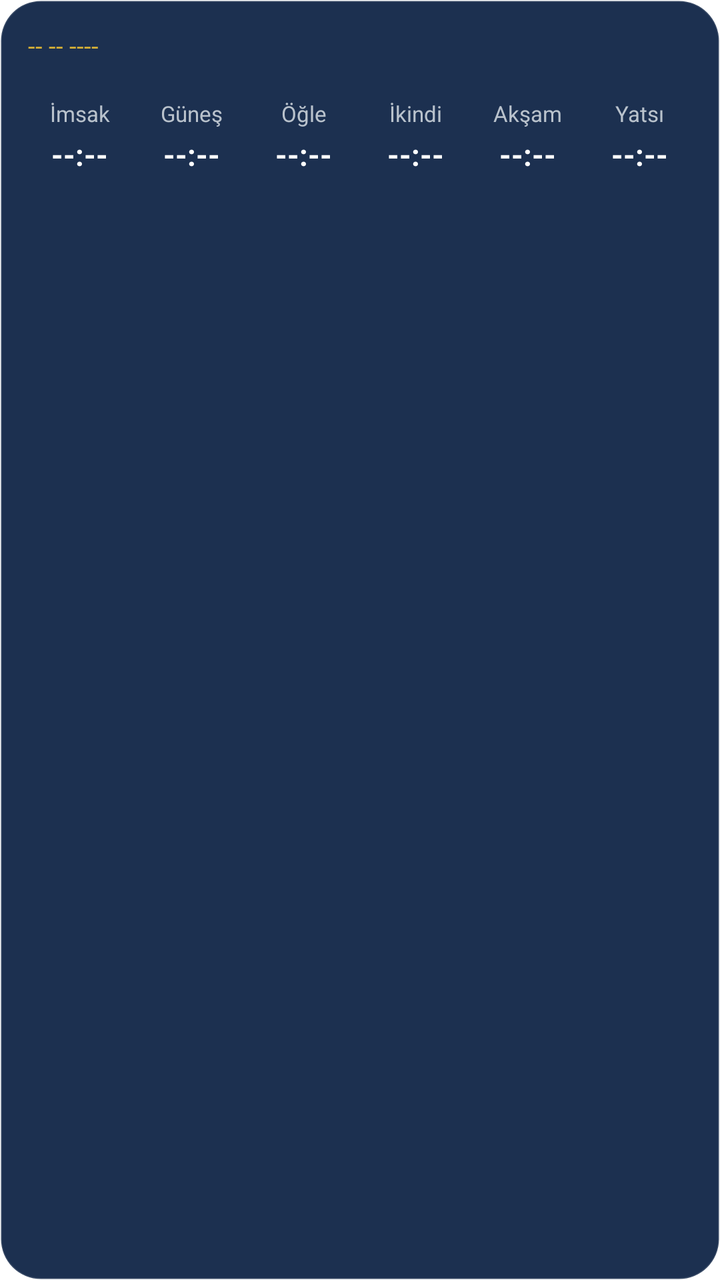
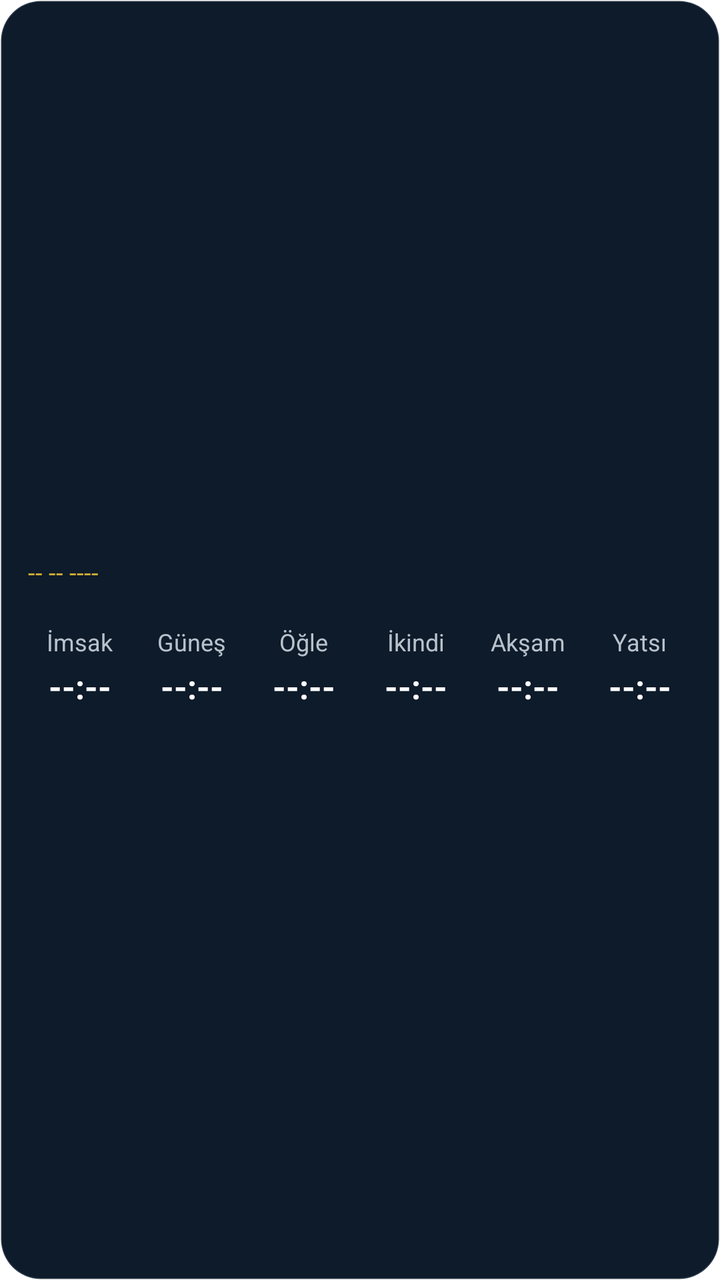

An Android layout rendered at two revisions. The XML below is the earlier revision; the diff shows what the commit changed to produce the second picture.
<!-- AndroidManifest.xml: fallback theme Theme.MaterialComponents.DayNight.NoActionBar -->
<!-- res/layout/widget_prayer_times.xml -->
<?xml version="1.0" encoding="utf-8"?>
<LinearLayout xmlns:android="http://schemas.android.com/apk/res/android"
    android:id="@+id/widget_root"
    android:layout_width="match_parent"
    android:layout_height="match_parent"
    android:background="@drawable/widget_bg_signature"
    android:orientation="vertical"
    android:padding="14dp">

    
    <LinearLayout
        android:layout_width="match_parent"
        android:layout_height="wrap_content"
        android:orientation="horizontal"
        android:gravity="center_vertical"
        android:paddingBottom="10dp">

        <TextView
            android:id="@+id/tv_hijri"
            android:layout_width="0dp"
            android:layout_height="wrap_content"
            android:layout_weight="1"
            android:textSize="12.5sp"
            android:textColor="#D4AF37"
            android:maxLines="1"
            android:ellipsize="end"
            android:text="-- -- ----" />

        <TextView
            android:id="@+id/tv_next"
            android:layout_width="wrap_content"
            android:layout_height="wrap_content"
            android:textSize="12.5sp"
            android:textStyle="bold"
            android:textColor="#FFFFFF"
            android:maxLines="1"
            android:text="" />
    </LinearLayout>

    
    <LinearLayout
        android:layout_width="match_parent"
        android:layout_height="wrap_content"
        android:orientation="horizontal"
        android:weightSum="6">

        <FrameLayout android:layout_width="0dp" android:layout_height="wrap_content" android:layout_weight="1" android:layout_marginEnd="2dp">
            <ImageView android:id="@+id/card_bg_0" android:layout_width="match_parent" android:layout_height="match_parent" android:src="@drawable/widget_chip_bg" android:visibility="invisible" />
            <LinearLayout android:layout_width="match_parent" android:layout_height="wrap_content" android:orientation="vertical" android:gravity="center" android:paddingTop="8dp" android:paddingBottom="8dp">
                <TextView android:id="@+id/tv_name_0" android:layout_width="wrap_content" android:layout_height="wrap_content" android:textSize="11sp" android:textColor="#B9C2CC" android:maxLines="1" android:text="İmsak" />
                <TextView android:id="@+id/tv_time_0" android:layout_width="wrap_content" android:layout_height="wrap_content" android:textSize="15sp" android:textColor="#FFFFFF" android:textStyle="bold" android:paddingTop="3dp" android:text="--:--" />
            </LinearLayout>
        </FrameLayout>

        <FrameLayout android:layout_width="0dp" android:layout_height="wrap_content" android:layout_weight="1" android:layout_marginStart="2dp" android:layout_marginEnd="2dp">
            <ImageView android:id="@+id/card_bg_1" android:layout_width="match_parent" android:layout_height="match_parent" android:src="@drawable/widget_chip_bg" android:visibility="invisible" />
            <LinearLayout android:layout_width="match_parent" android:layout_height="wrap_content" android:orientation="vertical" android:gravity="center" android:paddingTop="8dp" android:paddingBottom="8dp">
                <TextView android:id="@+id/tv_name_1" android:layout_width="wrap_content" android:layout_height="wrap_content" android:textSize="11sp" android:textColor="#B9C2CC" android:maxLines="1" android:text="Güneş" />
                <TextView android:id="@+id/tv_time_1" android:layout_width="wrap_content" android:layout_height="wrap_content" android:textSize="15sp" android:textColor="#FFFFFF" android:textStyle="bold" android:paddingTop="3dp" android:text="--:--" />
            </LinearLayout>
        </FrameLayout>

        <FrameLayout android:layout_width="0dp" android:layout_height="wrap_content" android:layout_weight="1" android:layout_marginStart="2dp" android:layout_marginEnd="2dp">
            <ImageView android:id="@+id/card_bg_2" android:layout_width="match_parent" android:layout_height="match_parent" android:src="@drawable/widget_chip_bg" android:visibility="invisible" />
            <LinearLayout android:layout_width="match_parent" android:layout_height="wrap_content" android:orientation="vertical" android:gravity="center" android:paddingTop="8dp" android:paddingBottom="8dp">
                <TextView android:id="@+id/tv_name_2" android:layout_width="wrap_content" android:layout_height="wrap_content" android:textSize="11sp" android:textColor="#B9C2CC" android:maxLines="1" android:text="Öğle" />
                <TextView android:id="@+id/tv_time_2" android:layout_width="wrap_content" android:layout_height="wrap_content" android:textSize="15sp" android:textColor="#FFFFFF" android:textStyle="bold" android:paddingTop="3dp" android:text="--:--" />
            </LinearLayout>
        </FrameLayout>

        <FrameLayout android:layout_width="0dp" android:layout_height="wrap_content" android:layout_weight="1" android:layout_marginStart="2dp" android:layout_marginEnd="2dp">
            <ImageView android:id="@+id/card_bg_3" android:layout_width="match_parent" android:layout_height="match_parent" android:src="@drawable/widget_chip_bg" android:visibility="invisible" />
            <LinearLayout android:layout_width="match_parent" android:layout_height="wrap_content" android:orientation="vertical" android:gravity="center" android:paddingTop="8dp" android:paddingBottom="8dp">
                <TextView android:id="@+id/tv_name_3" android:layout_width="wrap_content" android:layout_height="wrap_content" android:textSize="11sp" android:textColor="#B9C2CC" android:maxLines="1" android:text="İkindi" />
                <TextView android:id="@+id/tv_time_3" android:layout_width="wrap_content" android:layout_height="wrap_content" android:textSize="15sp" android:textColor="#FFFFFF" android:textStyle="bold" android:paddingTop="3dp" android:text="--:--" />
            </LinearLayout>
        </FrameLayout>

        <FrameLayout android:layout_width="0dp" android:layout_height="wrap_content" android:layout_weight="1" android:layout_marginStart="2dp" android:layout_marginEnd="2dp">
            <ImageView android:id="@+id/card_bg_4" android:layout_width="match_parent" android:layout_height="match_parent" android:src="@drawable/widget_chip_bg" android:visibility="invisible" />
            <LinearLayout android:layout_width="match_parent" android:layout_height="wrap_content" android:orientation="vertical" android:gravity="center" android:paddingTop="8dp" android:paddingBottom="8dp">
                <TextView android:id="@+id/tv_name_4" android:layout_width="wrap_content" android:layout_height="wrap_content" android:textSize="11sp" android:textColor="#B9C2CC" android:maxLines="1" android:text="Akşam" />
                <TextView android:id="@+id/tv_time_4" android:layout_width="wrap_content" android:layout_height="wrap_content" android:textSize="15sp" android:textColor="#FFFFFF" android:textStyle="bold" android:paddingTop="3dp" android:text="--:--" />
            </LinearLayout>
        </FrameLayout>

        <FrameLayout android:layout_width="0dp" android:layout_height="wrap_content" android:layout_weight="1" android:layout_marginStart="2dp">
            <ImageView android:id="@+id/card_bg_5" android:layout_width="match_parent" android:layout_height="match_parent" android:src="@drawable/widget_chip_bg" android:visibility="invisible" />
            <LinearLayout android:layout_width="match_parent" android:layout_height="wrap_content" android:orientation="vertical" android:gravity="center" android:paddingTop="8dp" android:paddingBottom="8dp">
                <TextView android:id="@+id/tv_name_5" android:layout_width="wrap_content" android:layout_height="wrap_content" android:textSize="11sp" android:textColor="#B9C2CC" android:maxLines="1" android:text="Yatsı" />
                <TextView android:id="@+id/tv_time_5" android:layout_width="wrap_content" android:layout_height="wrap_content" android:textSize="15sp" android:textColor="#FFFFFF" android:textStyle="bold" android:paddingTop="3dp" android:text="--:--" />
            </LinearLayout>
        </FrameLayout>

    </LinearLayout>
</LinearLayout>
<!-- resources referenced by this layout -->
<resources>
  <!-- drawable widget_bg_signature (drawable) -->
  <?xml version="1.0" encoding="utf-8"?>
  <shape xmlns:android="http://schemas.android.com/apk/res/android">
      <solid android:color="#1C3050" />
      <corners android:radius="20dp" />
      <stroke android:width="1dp" android:color="#22FFFFFF" />
  </shape>
  <!-- drawable widget_chip_bg (drawable) -->
  <?xml version="1.0" encoding="utf-8"?>
  <shape xmlns:android="http://schemas.android.com/apk/res/android"
      android:shape="rectangle">
      <solid android:color="#FFFFFF" />
      <corners android:radius="999dp" />
  </shape>
</resources>

<!-- the commit's change to res/layout/widget_prayer_times.xml (unified diff, before → after) -->
@@ -5,6 +5,7 @@
     android:layout_height="match_parent"
     android:background="@drawable/widget_bg_signature"
     android:orientation="vertical"
+    android:gravity="center_vertical"
     android:padding="14dp">
 
     
@@ -45,50 +46,50 @@
         android:weightSum="6">
 
         <FrameLayout android:layout_width="0dp" android:layout_height="wrap_content" android:layout_weight="1" android:layout_marginEnd="2dp">
-            <ImageView android:id="@+id/card_bg_0" android:layout_width="match_parent" android:layout_height="match_parent" android:src="@drawable/widget_chip_bg" android:visibility="invisible" />
+            <ImageView android:id="@+id/card_bg_0" android:layout_width="match_parent" android:layout_height="match_parent" android:src="@drawable/widget_chip_bg_rect" android:layout_margin="3dp" android:visibility="invisible" />
             <LinearLayout android:layout_width="match_parent" android:layout_height="wrap_content" android:orientation="vertical" android:gravity="center" android:paddingTop="8dp" android:paddingBottom="8dp">
-                <TextView android:id="@+id/tv_name_0" android:layout_width="wrap_content" android:layout_height="wrap_content" android:textSize="11sp" android:textColor="#B9C2CC" android:maxLines="1" android:text="İmsak" />
-                <TextView android:id="@+id/tv_time_0" android:layout_width="wrap_content" android:layout_height="wrap_content" android:textSize="15sp" android:textColor="#FFFFFF" android:textStyle="bold" android:paddingTop="3dp" android:text="--:--" />
+                <TextView android:id="@+id/tv_name_0" android:layout_width="wrap_content" android:layout_height="wrap_content" android:textSize="12sp" android:textColor="#B9C2CC" android:maxLines="1" android:text="İmsak" />
+                <TextView android:id="@+id/tv_time_0" android:layout_width="wrap_content" android:layout_height="wrap_content" android:textSize="16.5sp" android:textColor="#FFFFFF" android:textStyle="bold" android:paddingTop="3dp" android:text="--:--" />
             </LinearLayout>
         </FrameLayout>
 
         <FrameLayout android:layout_width="0dp" android:layout_height="wrap_content" android:layout_weight="1" android:layout_marginStart="2dp" android:layout_marginEnd="2dp">
-            <ImageView android:id="@+id/card_bg_1" android:layout_width="match_parent" android:layout_height="match_parent" android:src="@drawable/widget_chip_bg" android:visibility="invisible" />
+            <ImageView android:id="@+id/card_bg_1" android:layout_width="match_parent" android:layout_height="match_parent" android:src="@drawable/widget_chip_bg_rect" android:layout_margin="3dp" android:visibility="invisible" />
             <LinearLayout android:layout_width="match_parent" android:layout_height="wrap_content" android:orientation="vertical" android:gravity="center" android:paddingTop="8dp" android:paddingBottom="8dp">
-                <TextView android:id="@+id/tv_name_1" android:layout_width="wrap_content" android:layout_height="wrap_content" android:textSize="11sp" android:textColor="#B9C2CC" android:maxLines="1" android:text="Güneş" />
-                <TextView android:id="@+id/tv_time_1" android:layout_width="wrap_content" android:layout_height="wrap_content" android:textSize="15sp" android:textColor="#FFFFFF" android:textStyle="bold" android:paddingTop="3dp" android:text="--:--" />
+                <TextView android:id="@+id/tv_name_1" android:layout_width="wrap_content" android:layout_height="wrap_content" android:textSize="12sp" android:textColor="#B9C2CC" android:maxLines="1" android:text="Güneş" />
+                <TextView android:id="@+id/tv_time_1" android:layout_width="wrap_content" android:layout_height="wrap_content" android:textSize="16.5sp" android:textColor="#FFFFFF" android:textStyle="bold" android:paddingTop="3dp" android:text="--:--" />
             </LinearLayout>
         </FrameLayout>
 
         <FrameLayout android:layout_width="0dp" android:layout_height="wrap_content" android:layout_weight="1" android:layout_marginStart="2dp" android:layout_marginEnd="2dp">
-            <ImageView android:id="@+id/card_bg_2" android:layout_width="match_parent" android:layout_height="match_parent" android:src="@drawable/widget_chip_bg" android:visibility="invisible" />
+            <ImageView android:id="@+id/card_bg_2" android:layout_width="match_parent" android:layout_height="match_parent" android:src="@drawable/widget_chip_bg_rect" android:layout_margin="3dp" android:visibility="invisible" />
             <LinearLayout android:layout_width="match_parent" android:layout_height="wrap_content" android:orientation="vertical" android:gravity="center" android:paddingTop="8dp" android:paddingBottom="8dp">
-                <TextView android:id="@+id/tv_name_2" android:layout_width="wrap_content" android:layout_height="wrap_content" android:textSize="11sp" android:textColor="#B9C2CC" android:maxLines="1" android:text="Öğle" />
-                <TextView android:id="@+id/tv_time_2" android:layout_width="wrap_content" android:layout_height="wrap_content" android:textSize="15sp" android:textColor="#FFFFFF" android:textStyle="bold" android:paddingTop="3dp" android:text="--:--" />
+                <TextView android:id="@+id/tv_name_2" android:layout_width="wrap_content" android:layout_height="wrap_content" android:textSize="12sp" android:textColor="#B9C2CC" android:maxLines="1" android:text="Öğle" />
+                <TextView android:id="@+id/tv_time_2" android:layout_width="wrap_content" android:layout_height="wrap_content" android:textSize="16.5sp" android:textColor="#FFFFFF" android:textStyle="bold" android:paddingTop="3dp" android:text="--:--" />
             </LinearLayout>
         </FrameLayout>
 
         <FrameLayout android:layout_width="0dp" android:layout_height="wrap_content" android:layout_weight="1" android:layout_marginStart="2dp" android:layout_marginEnd="2dp">
-            <ImageView android:id="@+id/card_bg_3" android:layout_width="match_parent" android:layout_height="match_parent" android:src="@drawable/widget_chip_bg" android:visibility="invisible" />
+            <ImageView android:id="@+id/card_bg_3" android:layout_width="match_parent" android:layout_height="match_parent" android:src="@drawable/widget_chip_bg_rect" android:layout_margin="3dp" android:visibility="invisible" />
             <LinearLayout android:layout_width="match_parent" android:layout_height="wrap_content" android:orientation="vertical" android:gravity="center" android:paddingTop="8dp" android:paddingBottom="8dp">
-                <TextView android:id="@+id/tv_name_3" android:layout_width="wrap_content" android:layout_height="wrap_content" android:textSize="11sp" android:textColor="#B9C2CC" android:maxLines="1" android:text="İkindi" />
-                <TextView android:id="@+id/tv_time_3" android:layout_width="wrap_content" android:layout_height="wrap_content" android:textSize="15sp" android:textColor="#FFFFFF" android:textStyle="bold" android:paddingTop="3dp" android:text="--:--" />
+                <TextView android:id="@+id/tv_name_3" android:layout_width="wrap_content" android:layout_height="wrap_content" android:textSize="12sp" android:textColor="#B9C2CC" android:maxLines="1" android:text="İkindi" />
+                <TextView android:id="@+id/tv_time_3" android:layout_width="wrap_content" android:layout_height="wrap_content" android:textSize="16.5sp" android:textColor="#FFFFFF" android:textStyle="bold" android:paddingTop="3dp" android:text="--:--" />
             </LinearLayout>
         </FrameLayout>
 
         <FrameLayout android:layout_width="0dp" android:layout_height="wrap_content" android:layout_weight="1" android:layout_marginStart="2dp" android:layout_marginEnd="2dp">
-            <ImageView android:id="@+id/card_bg_4" android:layout_width="match_parent" android:layout_height="match_parent" android:src="@drawable/widget_chip_bg" android:visibility="invisible" />
+            <ImageView android:id="@+id/card_bg_4" android:layout_width="match_parent" android:layout_height="match_parent" android:src="@drawable/widget_chip_bg_rect" android:layout_margin="3dp" android:visibility="invisible" />
             <LinearLayout android:layout_width="match_parent" android:layout_height="wrap_content" android:orientation="vertical" android:gravity="center" android:paddingTop="8dp" android:paddingBottom="8dp">
-                <TextView android:id="@+id/tv_name_4" android:layout_width="wrap_content" android:layout_height="wrap_content" android:textSize="11sp" android:textColor="#B9C2CC" android:maxLines="1" android:text="Akşam" />
-                <TextView android:id="@+id/tv_time_4" android:layout_width="wrap_content" android:layout_height="wrap_content" android:textSize="15sp" android:textColor="#FFFFFF" android:textStyle="bold" android:paddingTop="3dp" android:text="--:--" />
+                <TextView android:id="@+id/tv_name_4" android:layout_width="wrap_content" android:layout_height="wrap_content" android:textSize="12sp" android:textColor="#B9C2CC" android:maxLines="1" android:text="Akşam" />
+                <TextView android:id="@+id/tv_time_4" android:layout_width="wrap_content" android:layout_height="wrap_content" android:textSize="16.5sp" android:textColor="#FFFFFF" android:textStyle="bold" android:paddingTop="3dp" android:text="--:--" />
             </LinearLayout>
         </FrameLayout>
 
         <FrameLayout android:layout_width="0dp" android:layout_height="wrap_content" android:layout_weight="1" android:layout_marginStart="2dp">
-            <ImageView android:id="@+id/card_bg_5" android:layout_width="match_parent" android:layout_height="match_parent" android:src="@drawable/widget_chip_bg" android:visibility="invisible" />
+            <ImageView android:id="@+id/card_bg_5" android:layout_width="match_parent" android:layout_height="match_parent" android:src="@drawable/widget_chip_bg_rect" android:layout_margin="3dp" android:visibility="invisible" />
             <LinearLayout android:layout_width="match_parent" android:layout_height="wrap_content" android:orientation="vertical" android:gravity="center" android:paddingTop="8dp" android:paddingBottom="8dp">
-                <TextView android:id="@+id/tv_name_5" android:layout_width="wrap_content" android:layout_height="wrap_content" android:textSize="11sp" android:textColor="#B9C2CC" android:maxLines="1" android:text="Yatsı" />
-                <TextView android:id="@+id/tv_time_5" android:layout_width="wrap_content" android:layout_height="wrap_content" android:textSize="15sp" android:textColor="#FFFFFF" android:textStyle="bold" android:paddingTop="3dp" android:text="--:--" />
+                <TextView android:id="@+id/tv_name_5" android:layout_width="wrap_content" android:layout_height="wrap_content" android:textSize="12sp" android:textColor="#B9C2CC" android:maxLines="1" android:text="Yatsı" />
+                <TextView android:id="@+id/tv_time_5" android:layout_width="wrap_content" android:layout_height="wrap_content" android:textSize="16.5sp" android:textColor="#FFFFFF" android:textStyle="bold" android:paddingTop="3dp" android:text="--:--" />
             </LinearLayout>
         </FrameLayout>
 
<!-- resource entries referenced after the edit -->
@@ -3,16 +3,16 @@
   <!-- drawable widget_bg_signature (drawable) -->
   <?xml version="1.0" encoding="utf-8"?>
   <shape xmlns:android="http://schemas.android.com/apk/res/android">
-      <solid android:color="#1C3050" />
+      <solid android:color="#0D1B2A" />
       <corners android:radius="20dp" />
       <stroke android:width="1dp" android:color="#22FFFFFF" />
   </shape>
-  <!-- drawable widget_chip_bg (drawable) -->
+  <!-- drawable widget_chip_bg_rect (drawable) -->
   <?xml version="1.0" encoding="utf-8"?>
   <shape xmlns:android="http://schemas.android.com/apk/res/android"
       android:shape="rectangle">
       <solid android:color="#FFFFFF" />
-      <corners android:radius="999dp" />
+      <corners android:radius="10dp" />
   </shape>
 </resources>
 
